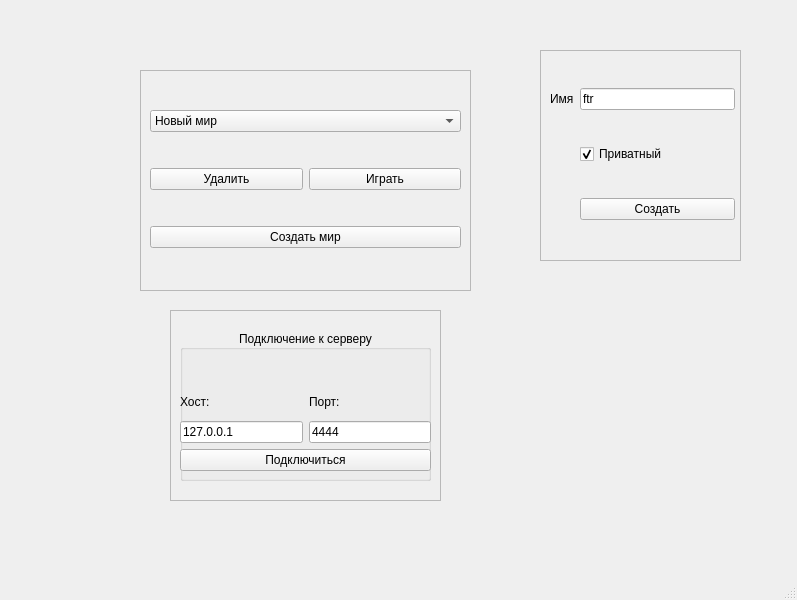
Old version of the form client/untitled.ui in the repository RussianInventor/engine.
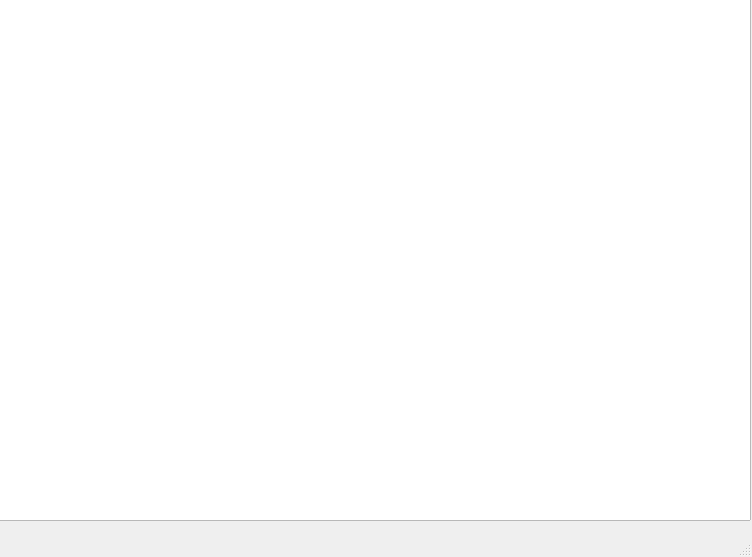
New version of the form.

```diff
--- a/client/untitled.ui
+++ b/client/untitled.ui
@@ -6,8 +6,8 @@
    <rect>
     <x>0</x>
     <y>0</y>
-    <width>797</width>
-    <height>600</height>
+    <width>752</width>
+    <height>557</height>
    </rect>
   </property>
   <property name="windowTitle">
@@ -82,6 +82,9 @@
          <property name="text">
           <string>4444</string>
          </property>
+         <property name="frame">
+          <bool>true</bool>
+         </property>
         </widget>
        </item>
        <item row="4" column="0" colspan="2">
@@ -143,28 +146,21 @@
       </rect>
      </property>
      <layout class="QGridLayout" name="gridLayout_2">
-      <item row="5" column="0" colspan="2">
+      <item row="4" column="0" colspan="2">
        <widget class="QPushButton" name="new_world">
         <property name="text">
          <string>Создать мир</string>
         </property>
        </widget>
       </item>
-      <item row="2" column="1">
+      <item row="1" column="1">
        <widget class="QPushButton" name="play_button">
         <property name="text">
          <string>Играть</string>
         </property>
        </widget>
       </item>
-      <item row="2" column="0">
-       <widget class="QPushButton" name="delete_button">
-        <property name="text">
-         <string>Удалить</string>
-        </property>
-       </widget>
-      </item>
-      <item row="1" column="0" colspan="2">
+      <item row="0" column="0" colspan="2">
        <widget class="QComboBox" name="world_selection">
         <item>
          <property name="text">
@@ -178,6 +174,34 @@
         </item>
        </widget>
       </item>
+      <item row="1" column="0">
+       <widget class="QPushButton" name="delete_button">
+        <property name="mouseTracking">
+         <bool>false</bool>
+        </property>
+        <property name="acceptDrops">
+         <bool>false</bool>
+        </property>
+        <property name="text">
+         <string>Удалить</string>
+        </property>
+        <property name="checkable">
+         <bool>false</bool>
+        </property>
+        <property name="checked">
+         <bool>false</bool>
+        </property>
+        <property name="autoDefault">
+         <bool>false</bool>
+        </property>
+        <property name="default">
+         <bool>false</bool>
+        </property>
+        <property name="flat">
+         <bool>false</bool>
+        </property>
+       </widget>
+      </item>
      </layout>
     </widget>
    </widget>
@@ -240,6 +264,32 @@
      </layout>
     </widget>
    </widget>
+   <widget class="QFrame" name="game_frame">
+    <property name="geometry">
+     <rect>
+      <x>-10</x>
+      <y>-10</y>
+      <width>821</width>
+      <height>551</height>
+     </rect>
+    </property>
+    <property name="frameShape">
+     <enum>QFrame::StyledPanel</enum>
+    </property>
+    <property name="frameShadow">
+     <enum>QFrame::Raised</enum>
+    </property>
+    <widget class="QGraphicsView" name="canvas">
+     <property name="geometry">
+      <rect>
+       <x>0</x>
+       <y>0</y>
+       <width>761</width>
+       <height>531</height>
+      </rect>
+     </property>
+    </widget>
+   </widget>
   </widget>
   <widget class="QMenuBar" name="menubar">
    <property name="geometry">
```
Left out of the diff: 2 changed lines with no effect on the pictures.
